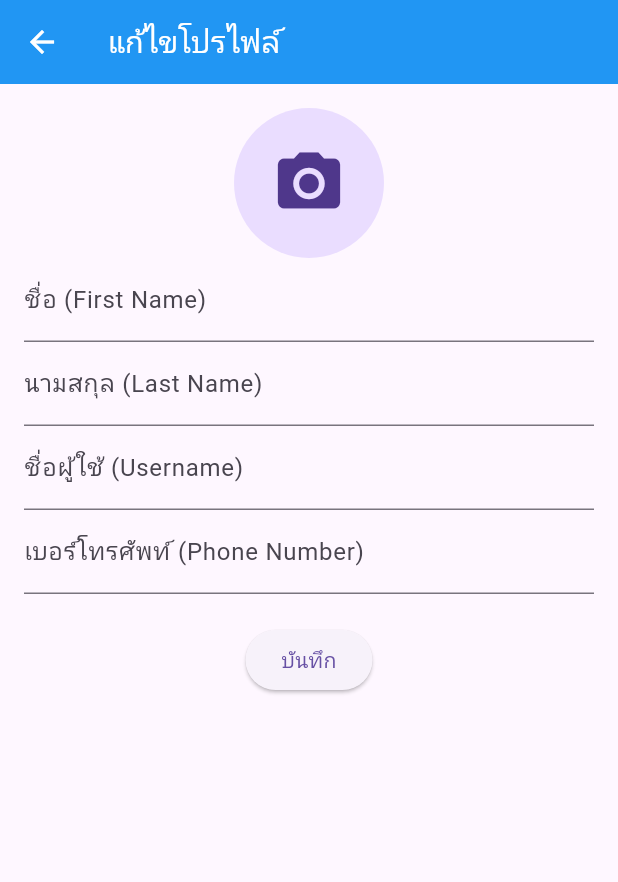
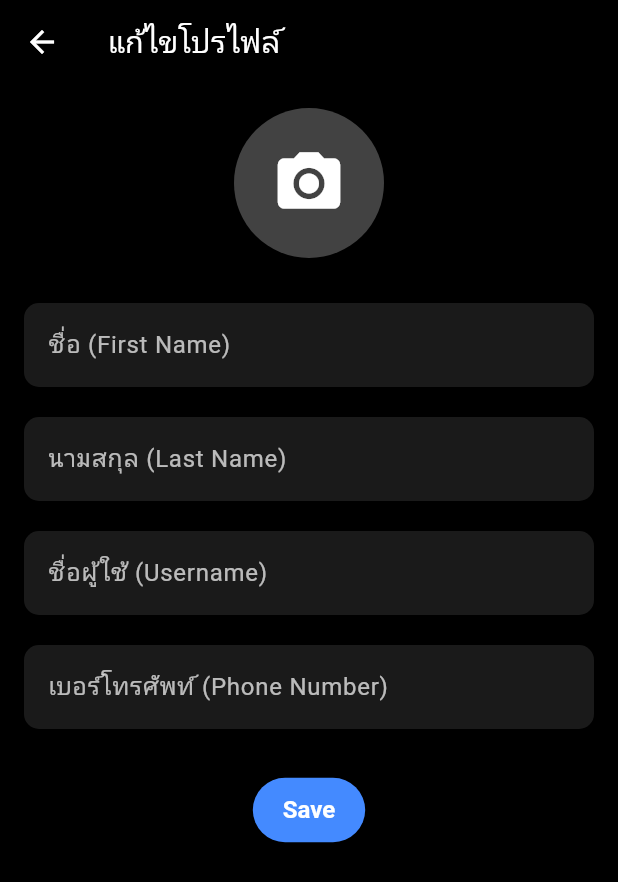
Before and after one commit to Tinz2/codecraft2.0, a Flutter app: the screen it shows once a user with an empty profile is signed in, in the side drawer, after a tap on "แก้ไขโปรไฟล์: Edit Profile", on a phone screen of 412 x 824 dp. Shown: the top 882 px of the screen. Run offline on Flutter 3.47's test engine with Material 3 defaults, Android fonts, the phone set to English and light mode, and no system bars; our stand-ins replace cloud_firestore, firebase_auth, firebase_core, firebase_database, firebase_storage, image_picker; accounts and stored records are empty.

Commit message:
aom signin+profilesetup
aom signin+profilesetup

```diff
--- a/lib/home_page.dart
+++ b/lib/home_page.dart
@@ -106,34 +106,56 @@ class _HomePageState extends State<HomePage> {
         backgroundColor: Colors.black,
       ),
       drawer: Drawer(
+  backgroundColor: Colors.black,
   child: ListView(
     padding: EdgeInsets.zero,
     children: [
       UserAccountsDrawerHeader(
+  decoration: BoxDecoration(
+    gradient: LinearGradient(
+      colors: [Colors.blue.shade900, Colors.blue.shade400],
+      begin: Alignment.topLeft,
+      end: Alignment.bottomRight,
+    ),
+  ),
   accountName: Text(
     _userData?['prefix'] != null
         ? '${_userData!['username']}'
         : 'ผู้ใช้: User',
+    style: TextStyle(color: Colors.white),
   ),
-              accountEmail: Text(_auth.currentUser?.email ?? 'อีเมล: Email'),
+  accountEmail: Text(
+    _auth.currentUser?.email ?? 'อีเมล: Email',
+    style: TextStyle(color: Colors.white70),
+  ),
   currentAccountPicture: CircleAvatar(
     backgroundImage: _userData?['profileImage'] != null
-                    ? NetworkImage(
-                        _userData!['profileImage']) // URL รูปภาพจาก Firebase
+        ? NetworkImage(_userData!['profileImage'])
         : AssetImage('assets/default_avatar.png') as ImageProvider,
     child: _userData?['profileImage'] == null
-                    ? Icon(Icons.camera_alt)
+        ? Icon(Icons.camera_alt, color: Colors.white)
         : null,
   ),
 ),
+
+      // ปุ่มแก้ไขโปรไฟล์
       ListTile(
-              leading: Icon(Icons.edit),
-              title: Text('แก้ไขโปรไฟล์: Edit Profile'),
+        tileColor: Colors.black,
+        leading: Icon(Icons.edit, color: Colors.white),
+        title: Text(
+          'แก้ไขโปรไฟล์: Edit Profile',
+          style: TextStyle(color: Colors.white),
+        ),
         onTap: _navigateToProfileSetup,
       ),
+      // ปุ่มออกจากระบบ
       ListTile(
-              leading: Icon(Icons.logout),
-              title: Text('ออกจากระบบ: Logout'),
+        tileColor: Colors.black,
+        leading: Icon(Icons.logout, color: Colors.orange),
+        title: Text(
+          'ออกจากระบบ: Logout',
+          style: TextStyle(color: Colors.orange),
+        ),
         onTap: () async {
           await _auth.signOut(context);
           Navigator.pushReplacementNamed(context, LoginPage.routeName);
@@ -142,6 +164,7 @@ class _HomePageState extends State<HomePage> {
     ],
   ),
 ),
+
       body: IndexedStack(
         index: _selectedIndex, // เปลี่ยนค่า index เมื่อกดปุ่ม
         children: <Widget>[
--- a/lib/profilesetup.dart
+++ b/lib/profilesetup.dart
@@ -6,29 +6,40 @@ import 'package:firebase_database/firebase_database.dart';
 import 'dart:io';
 import 'package:flutter/foundation.dart';
 import 'auth.dart';
-import 'home_page.dart'; // Import หน้า HomePage
+import 'home_page.dart';
 
 class profilesetup extends StatefulWidget {
-  @override
-  State<profilesetup> createState() => _MyHomePageState();
   static const String routeName = '/profile';
   final Map<String, dynamic>? userData;
   profilesetup({this.userData});
+
+  @override
+  State<profilesetup> createState() => _profilesetupState();
 }
 
-class _MyHomePageState extends State<profilesetup> {
+class _profilesetupState extends State<profilesetup> {
   final _formKey = GlobalKey<FormState>();
   final TextEditingController _firstName = TextEditingController();
   final TextEditingController _lastName = TextEditingController();
   final TextEditingController _username = TextEditingController();
   final TextEditingController _phoneNumber = TextEditingController();
 
-  String? _selectedPrefix;
-  DateTime? birthdayDate;
   final ImagePicker _picker = ImagePicker();
   XFile? _profileImage;
   String? _profileImageUrl;
   final DatabaseReference _dbRef = FirebaseDatabase.instance.ref();
+
+  @override
+  void initState() {
+    super.initState();
+    if (widget.userData != null) {
+      _firstName.text = widget.userData?['firstName'] ?? '';
+      _lastName.text = widget.userData?['lastName'] ?? '';
+      _username.text = widget.userData?['username'] ?? '';
+      _phoneNumber.text = widget.userData?['phoneNumber'] ?? '';
+      _profileImageUrl = widget.userData?['profileImage'];
+    }
+  }
 
   Future<void> _pickImage(ImageSource source) async {
     try {
@@ -50,7 +61,7 @@ class _MyHomePageState extends State<profilesetup> {
       String? downloadUrl;
       if (_profileImage != null) {
         final storageRef =
-            FirebaseStorage.instance.ref().child('profilescodecraft/$uid.jpg');
+            FirebaseStorage.instance.ref().child('profiles/$uid.jpg');
         if (kIsWeb) {
           await storageRef.putData(await _profileImage!.readAsBytes());
         } else {
@@ -61,24 +72,13 @@ class _MyHomePageState extends State<profilesetup> {
         downloadUrl = _profileImageUrl;
       }
 
-      // ดึงข้อมูล stages ที่มีอยู่แล้ว
-      final stagesSnapshot =
-          await _dbRef.child('userscodecraft/$uid/stages').get();
-      Map<String, dynamic>? stagesData;
-      if (stagesSnapshot.exists) {
-        stagesData = Map<String, dynamic>.from(stagesSnapshot.value as Map);
-      }
-
-      await _dbRef.child('userscodecraft/$uid').update({
-        'firstName': _firstName.text.trim(), // ตัดช่องว่างด้านหน้าและหลัง
+      await _dbRef.child('users/$uid').update({
+        'firstName': _firstName.text.trim(),
         'lastName': _lastName.text.trim(),
         'username': _username.text.trim(),
         'phoneNumber': _phoneNumber.text.trim(),
-
-        'profileImage': downloadUrl ?? '', // ถ้า null ให้ส่งค่าว่าง
+        'profileImage': downloadUrl ?? '',
         'profileComplete': true,
-        if (stagesData != null)
-          'stages': stagesData, // รวมข้อมูล stages ที่มีอยู่แล้ว
       });
 
       setState(() {
@@ -104,23 +104,39 @@ class _MyHomePageState extends State<profilesetup> {
     }
   }
 
-  @override
-  void initState() {
-    super.initState();
-    if (widget.userData != null) {
-      _firstName.text = widget.userData?['firstName'] ?? '';
-      _lastName.text = widget.userData?['lastName'] ?? '';
-      _username.text = widget.userData?['username'] ?? '';
-      _phoneNumber.text = widget.userData?['phoneNumber'] ?? '';
-      _profileImageUrl = widget.userData?['profileImage'];
-    }
+  Widget _buildTextField(TextEditingController controller, String label) {
+    return Padding(
+      padding: const EdgeInsets.symmetric(vertical: 10),
+      child: TextFormField(
+        controller: controller,
+        style: TextStyle(color: Colors.white),
+        decoration: InputDecoration(
+          labelText: label,
+          labelStyle: TextStyle(color: Colors.white70),
+          filled: true,
+          fillColor: Colors.white10,
+          border: OutlineInputBorder(
+            borderRadius: BorderRadius.circular(10),
+            borderSide: BorderSide.none,
+          ),
+          focusedBorder: OutlineInputBorder(
+            borderRadius: BorderRadius.circular(10),
+            borderSide: BorderSide(color: Colors.blueAccent),
+          ),
+        ),
+        validator: (value) => value == null || value.isEmpty ? 'กรุณากรอก $label' : null,
+      ),
+    );
   }
 
   @override
   Widget build(BuildContext context) {
     return Scaffold(
+      backgroundColor: Colors.black,
       appBar: AppBar(
-        title: Text('แก้ไขโปรไฟล์'),
+        title: Text('แก้ไขโปรไฟล์', style: TextStyle(color: Colors.white)),
+        backgroundColor: Colors.black,
+        iconTheme: IconThemeData(color: Colors.white),
       ),
       body: Padding(
         padding: const EdgeInsets.all(16.0),
@@ -138,17 +154,16 @@ class _MyHomePageState extends State<profilesetup> {
                         child: Wrap(
                           children: [
                             ListTile(
-                              leading: Icon(Icons.camera),
-                              title: Text('ถ่ายรูป: Take a Photo'),
+                              leading: Icon(Icons.camera, color: Colors.black),
+                              title: Text('ถ่ายรูป', style: TextStyle(color: Colors.black)),
                               onTap: () {
                                 Navigator.pop(context);
                                 _pickImage(ImageSource.camera);
                               },
                             ),
                             ListTile(
-                              leading: Icon(Icons.photo_library),
-                              title: Text(
-                                  'เลือกรูปจากแกลอรี่: Choose from Gallery'),
+                              leading: Icon(Icons.photo_library, color: Colors.black),
+                              title: Text('เลือกรูปจากแกลอรี่', style: TextStyle(color: Colors.black)),
                               onTap: () {
                                 Navigator.pop(context);
                                 _pickImage(ImageSource.gallery);
@@ -158,83 +173,34 @@ class _MyHomePageState extends State<profilesetup> {
                         ),
                       ),
                     ),
-                    child: FutureBuilder<Uint8List?>(
-                      future: _profileImage != null
-                          ? _profileImage!.readAsBytes()
+                    child: CircleAvatar(
+                      radius: 50,
+                      backgroundColor: Colors.grey[800],
+                      backgroundImage: _profileImage != null
+                          ? FileImage(File(_profileImage!.path))
+                          : (_profileImageUrl != null ? NetworkImage(_profileImageUrl!) : null) as ImageProvider?,
+                      child: _profileImage == null && _profileImageUrl == null
+                          ? Icon(Icons.camera_alt, color: Colors.white, size: 50)
                           : null,
-                      builder: (context, snapshot) {
-                        if (snapshot.connectionState == ConnectionState.done &&
-                            snapshot.hasData) {
-                          return CircleAvatar(
-                            radius: 50,
-                            backgroundImage: MemoryImage(snapshot.data!),
-                          );
-                        } else if (_profileImageUrl != null) {
-                          return CircleAvatar(
-                            radius: 50,
-                            backgroundImage: NetworkImage(_profileImageUrl!),
-                          );
-                        } else {
-                          return CircleAvatar(
-                            radius: 50,
-                            child: Icon(Icons.camera_alt, size: 50),
-                          );
-                        }
-                      },
                     ),
                   ),
                 ),
-                TextFormField(
-                  controller: _firstName,
-                  decoration: InputDecoration(labelText: 'ชื่อ (First Name)'),
-                  validator: (value) {
-                    if (value == null || value.isEmpty) {
-                      return 'กรุณากรอกชื่อ';
-                    }
-                    return null;
-                  },
-                ),
-                TextFormField(
-                  controller: _lastName,
-                  decoration: InputDecoration(labelText: 'นามสกุล (Last Name)'),
-                  validator: (value) {
-                    if (value == null || value.isEmpty) {
-                      return 'กรุณากรอกนามสกุล';
-                    }
-                    return null;
-                  },
-                ),
-                TextFormField(
-                  controller: _username,
-                  decoration:
-                      InputDecoration(labelText: 'ชื่อผู้ใช้ (Username)'),
-                  validator: (value) {
-                    if (value == null || value.isEmpty) {
-                      return 'กรุณากรอกชื่อผู้ใช้';
-                    }
-                    return null;
-                  },
-                ),
-                TextFormField(
-                  controller: _phoneNumber,
-                  decoration: InputDecoration(
-                      labelText: 'เบอร์โทรศัพท์ (Phone Number)'),
-                  validator: (value) {
-                    if (value == null || value.isEmpty) {
-                      return 'กรุณากรอกเบอร์โทร';
-                    }
-                    return null;
-                  },
-                ),
+                SizedBox(height: 20),
+                _buildTextField(_firstName, 'ชื่อ (First Name)'),
+                _buildTextField(_lastName, 'นามสกุล (Last Name)'),
+                _buildTextField(_username, 'ชื่อผู้ใช้ (Username)'),
+                _buildTextField(_phoneNumber, 'เบอร์โทรศัพท์ (Phone Number)'),
                 SizedBox(height: 20),
                 Center(
                   child: ElevatedButton(
-                    onPressed: () {
-                      if (_formKey.currentState!.validate()) {
-                        _submitForm();
-                      }
-                    },
-                    child: Text('บันทึก'),
+                    onPressed: _submitForm,
+                    style: ElevatedButton.styleFrom(
+                      padding: const EdgeInsets.symmetric(horizontal: 20, vertical: 12),
+                      textStyle: const TextStyle(fontSize: 16, fontWeight: FontWeight.bold),
+                      foregroundColor: Colors.white,
+                      backgroundColor: Colors.blueAccent,
+                    ),
+                    child: const Text('Save'),
                   ),
                 ),
               ],
--- a/lib/signin_page.dart
+++ b/lib/signin_page.dart
@@ -1,12 +1,14 @@
 import 'package:firebase_auth/firebase_auth.dart';
+import 'package:cloud_firestore/cloud_firestore.dart';
 import 'package:flutter/material.dart';
 import 'auth.dart';
-import 'home_page.dart'; // เพิ่มการ import หน้า HomePage
-import 'profilesetup.dart'; // เพิ่มการ import หน้า ProfileSetup
+import 'home_page.dart';
+import 'profilesetup.dart';
 
 class LoginPage extends StatefulWidget {
   static const String routeName = '/login';
   const LoginPage({super.key});
+
   @override
   _LoginPageState createState() => _LoginPageState();
 }
@@ -14,6 +16,7 @@ class LoginPage extends StatefulWidget {
 class _LoginPageState extends State<LoginPage> {
   final _formKey = GlobalKey<FormState>();
   final AuthService _auth = AuthService();
+  final FirebaseFirestore _firestore = FirebaseFirestore.instance;
   String _email = '';
   String _password = '';
   bool _isLoading = false;
@@ -24,22 +27,61 @@ class _LoginPageState extends State<LoginPage> {
     });
   }
 
+  Future<void> _saveUserData(String uid, String email) async {
+    try {
+      await _firestore.collection('users').doc(uid).set({
+        'email': email,
+        'createdAt': Timestamp.now(),
+      });
+      print('🔥 User data saved successfully!');
+    } catch (e) {
+      print('❌ Error saving user data: $e');
+      ScaffoldMessenger.of(context).showSnackBar(SnackBar(content: Text('Error saving user data: $e')));
+    }
+  }
+
   @override
   Widget build(BuildContext context) {
     return Scaffold(
-      appBar: AppBar(
-        title: const Text('Login / Sign Up'),
+      backgroundColor: Colors.black,
+      body: Center(
+        child: SingleChildScrollView(
+          padding: const EdgeInsets.all(16),
+          child: Column(
+            mainAxisAlignment: MainAxisAlignment.center,
+            children: [
+              const CircleAvatar(
+                radius: 50,
+                backgroundColor: Colors.transparent,
+                backgroundImage: AssetImage('assets/profile.png'),
               ),
-      body: SingleChildScrollView(
-        child: Padding(
-          padding: const EdgeInsets.all(16),
-          child: Form(
+              const SizedBox(height: 20),
+              const Text(
+                'Sign in to your account',
+                style: TextStyle(
+                  color: Colors.white,
+                  fontSize: 20,
+                  fontWeight: FontWeight.bold,
+                ),
+              ),
+              const SizedBox(height: 20),
+              Form(
                 key: _formKey,
                 child: Column(
                   children: [
                     TextFormField(
                       keyboardType: TextInputType.emailAddress,
-                  decoration: const InputDecoration(labelText: 'Email'),
+                      style: const TextStyle(color: Colors.white),
+                      decoration: InputDecoration(
+                        labelText: 'Email',
+                        labelStyle: const TextStyle(color: Colors.white),
+                        filled: true,
+                        fillColor: Colors.white24,
+                        border: OutlineInputBorder(
+                          borderRadius: BorderRadius.circular(10),
+                          borderSide: BorderSide.none,
+                        ),
+                      ),
                       validator: (value) {
                         if (value == null || value.isEmpty) {
                           return 'Please enter your email';
@@ -56,7 +98,17 @@ class _LoginPageState extends State<LoginPage> {
                     const SizedBox(height: 16),
                     TextFormField(
                       obscureText: true,
-                  decoration: const InputDecoration(labelText: 'Password'),
+                      style: const TextStyle(color: Colors.white),
+                      decoration: InputDecoration(
+                        labelText: 'Password',
+                        labelStyle: const TextStyle(color: Colors.white),
+                        filled: true,
+                        fillColor: Colors.white24,
+                        border: OutlineInputBorder(
+                          borderRadius: BorderRadius.circular(10),
+                          borderSide: BorderSide.none,
+                        ),
+                      ),
                       validator: (value) {
                         if (value == null || value.isEmpty) {
                           return 'Please enter your password';
@@ -70,27 +122,38 @@ class _LoginPageState extends State<LoginPage> {
                         _password = value.trim();
                       },
                     ),
-                const SizedBox(height: 16),
+                  ],
+                ),
+              ),
+              const SizedBox(height: 20),
               if (_isLoading)
-                  const CircularProgressIndicator()
+                const CircularProgressIndicator(color: Colors.white)
               else
                 Row(
                   mainAxisAlignment: MainAxisAlignment.spaceEvenly,
                   children: [
                     ElevatedButton(
+                      style: ElevatedButton.styleFrom(
+                        padding: const EdgeInsets.symmetric(horizontal: 20, vertical: 12),
+                        textStyle: const TextStyle(fontSize: 16, fontWeight: FontWeight.bold),
+                        foregroundColor: Colors.white,
+                        backgroundColor: Colors.blueAccent,
+                      ),
                       onPressed: () async {
                         if (_formKey.currentState!.validate()) {
                           _setLoading(true);
                           try {
-                              await _auth.signInWithEmailAndPassword(
-                                  _email, _password, context);
-                              Navigator.pushReplacementNamed(
-                                  context, HomePage.routeName);
+                            UserCredential? userCredential = await _auth.signInWithEmailAndPassword(_email, _password, context);
+                            if (userCredential != null) {
+                              Navigator.pushReplacementNamed(context, HomePage.routeName);
+                            } else {
+                              ScaffoldMessenger.of(context).showSnackBar(
+                                SnackBar(content: Text('Login failed: UserCredential is null')),
+                              );
+                            }
                           } catch (e) {
                             ScaffoldMessenger.of(context).showSnackBar(
-                                SnackBar(
-                                  content: Text('Login failed: $e'),
-                                ),
+                              SnackBar(content: Text('Login failed: $e')),
                             );
                           } finally {
                             _setLoading(false);
@@ -100,25 +163,29 @@ class _LoginPageState extends State<LoginPage> {
                       child: const Text('Sign In'),
                     ),
                     ElevatedButton(
+                      style: ElevatedButton.styleFrom(
+                        padding: const EdgeInsets.symmetric(horizontal: 20, vertical: 12),
+                        textStyle: const TextStyle(fontSize: 16, fontWeight: FontWeight.bold),
+                        foregroundColor: Colors.white,
+                        backgroundColor: Colors.blueAccent,
+                      ),
                       onPressed: () async {
                         if (_formKey.currentState!.validate()) {
                           _setLoading(true);
                           try {
-                              await _auth.registerWithEmailAndPassword(
-                                  _email, _password, context);
+                            UserCredential? userCredential = await _auth.registerWithEmailAndPassword(_email, _password, context);
+                            if (userCredential != null) {
+                              await _saveUserData(userCredential.user!.uid, _email);
                               Navigator.pushReplacement(
                                 context,
                                 MaterialPageRoute(
-                                  builder: (context) => profilesetup(
-                                    userData: {'email': _email},
-                                  ),
+                                  builder: (context) => profilesetup(userData: {'email': _email}),
                                 ),
                               );
+                            }
                           } catch (e) {
                             ScaffoldMessenger.of(context).showSnackBar(
-                                SnackBar(
-                                  content: Text('Sign up failed: $e'),
-                                ),
+                              SnackBar(content: Text('Sign up failed: $e')),
                             );
                           } finally {
                             _setLoading(false);
@@ -129,23 +196,7 @@ class _LoginPageState extends State<LoginPage> {
                     ),
                   ],
                 ),
-                const SizedBox(height: 16),
-                TextButton(
-                  onPressed: () async {
-                    if (_email.isEmpty) {
-                      ScaffoldMessenger.of(context).showSnackBar(
-                        const SnackBar(
-                          content: Text('Please enter your email'),
-                        ),
-                      );
-                    } else {
-                      await _auth.resetPassword(_email, context);
-                    }
-                  },
-                  child: const Text('Forgot Password?'),
-                ),
             ],
-            ),
           ),
         ),
       ),
--- a/pubspec.yaml
+++ b/pubspec.yaml
@@ -19,7 +19,7 @@ publish_to: 'none' # Remove this line if you wish to publish to pub.dev
 version: 1.0.0+1
 
 environment:
-  sdk: ^3.6.1
+  sdk: ^3.5.3
 
 # Dependencies specify other packages that your package needs in order to work.
 # To automatically upgrade your package dependencies to the latest versions
@@ -70,6 +70,7 @@ flutter:
    - assets/girl.png
    - assets/m1.png
    - assets/logo.png
+   - assets/profile.png
   # To add assets to your application, add an assets section, like this:
   # assets:
   #   - images/a_dot_burr.jpeg
```
Also changed, not shown: assets/profile.png (added), lib/archivement.dart (line endings or trailing spaces), lib/auth.dart (line endings or trailing spaces), lib/main.dart (line endings or trailing spaces), pubspec.lock, 1 other file. Lines whose indentation alone changed are shown as unchanged.
